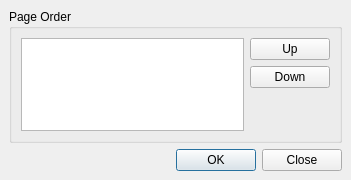
This is tools/designer/src/lib/shared/orderdialog.ui in Fat-Zer/qt4-historical as Qt 5 draws it before an edit. The edited form follows.
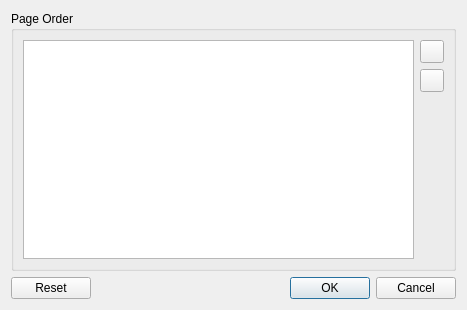
This is the edited form.

What changed in the file:
```diff
--- a/tools/designer/src/lib/shared/orderdialog.ui
+++ b/tools/designer/src/lib/shared/orderdialog.ui
@@ -47,20 +47,14 @@
    <rect>
     <x>0</x>
     <y>0</y>
-    <width>351</width>
-    <height>180</height>
+    <width>467</width>
+    <height>310</height>
    </rect>
   </property>
   <property name="windowTitle" >
    <string>Change Page Order</string>
   </property>
   <layout class="QVBoxLayout" >
-   <property name="margin" >
-    <number>9</number>
-   </property>
-   <property name="spacing" >
-    <number>6</number>
-   </property>
    <item>
     <widget class="QGroupBox" name="groupBox" >
      <property name="title" >
@@ -74,7 +68,23 @@
        <number>6</number>
       </property>
       <item>
-       <widget class="QListWidget" name="pageList" />
+       <widget class="QListWidget" name="pageList" >
+        <property name="minimumSize" >
+         <size>
+          <width>344</width>
+          <height>0</height>
+         </size>
+        </property>
+        <property name="dragDropMode" >
+         <enum>QAbstractItemView::InternalMove</enum>
+        </property>
+        <property name="selectionMode" >
+         <enum>QAbstractItemView::ContiguousSelection</enum>
+        </property>
+        <property name="movement" >
+         <enum>QListView::Snap</enum>
+        </property>
+       </widget>
       </item>
       <item>
        <layout class="QVBoxLayout" >
@@ -85,25 +95,23 @@
          <number>6</number>
         </property>
         <item>
-         <widget class="QPushButton" name="upButton" >
-          <property name="text" >
-           <string>Up</string>
+         <widget class="QToolButton" name="upButton" >
+          <property name="toolTip" >
+           <string>Move page up</string>
           </property>
          </widget>
         </item>
         <item>
-         <widget class="QPushButton" name="downButton" >
-          <property name="text" >
-           <string>Down</string>
+         <widget class="QToolButton" name="downButton" >
+          <property name="toolTip" >
+           <string>Move page down</string>
           </property>
          </widget>
         </item>
         <item>
          <spacer>
           <property name="sizePolicy" >
-           <sizepolicy>
-            <hsizetype>0</hsizetype>
-            <vsizetype>7</vsizetype>
+           <sizepolicy vsizetype="Expanding" hsizetype="Fixed" >
             <horstretch>0</horstretch>
             <verstretch>0</verstretch>
            </sizepolicy>
@@ -130,7 +138,7 @@
       <enum>Qt::Horizontal</enum>
      </property>
      <property name="standardButtons" >
-      <set>QDialogButtonBox::Close|QDialogButtonBox::NoButton|QDialogButtonBox::Ok</set>
+      <set>QDialogButtonBox::Cancel|QDialogButtonBox::Ok|QDialogButtonBox::Reset</set>
      </property>
     </widget>
    </item>
```
Left out of the diff: 32 changed lines with no effect on the pictures.
